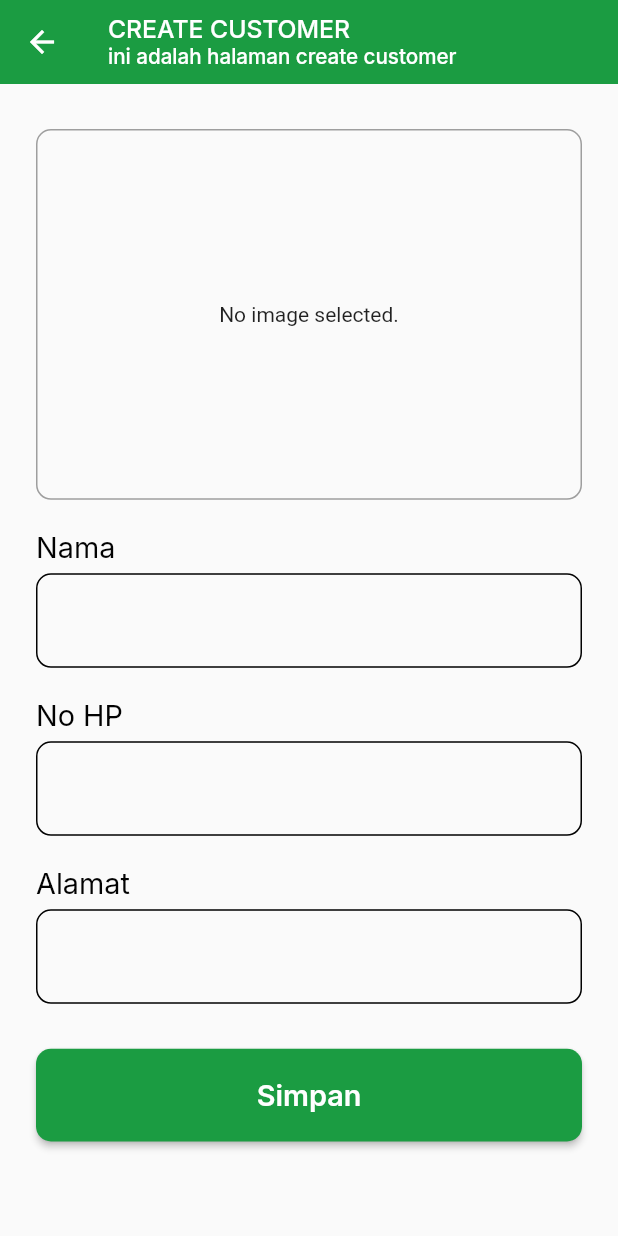
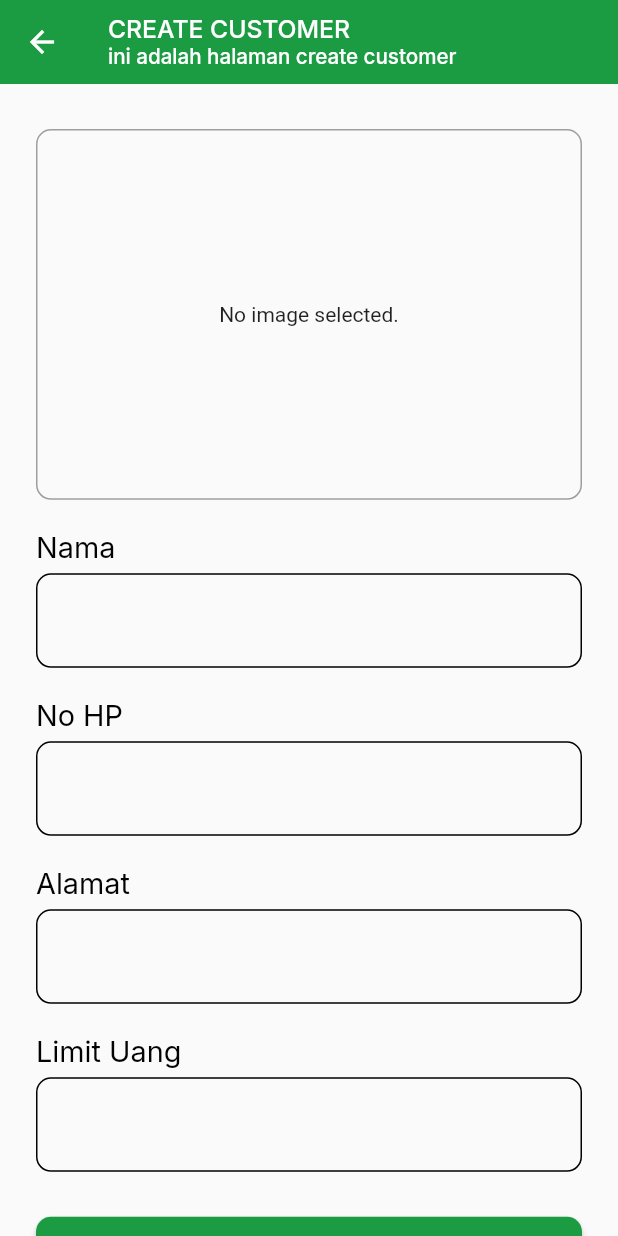
Before and after one commit to jayasaputra12/kasir, a Flutter app: the AddCustomerPage screen opened directly, after a tap on "Simpan", on a phone screen of 412 x 824 dp. Run offline on Flutter 3.47's test engine with Material 2 defaults, Android fonts, the phone set to English and light mode, and no system bars; drawn by our look-alikes of loader_overlay; our stand-ins replace bloc, equatable, flutter_bloc, flutter_spinkit, flutter_svg, google_fonts and 5 more; missing offline and left inert: dropdown_search2, flutter_barcode_scanner; accounts and stored records are empty; project files that could hold a hidden picture were left out.

Commit message:
feat:[MJ]add field for customer and transaction

```diff
--- a/lib/pages/customer/add_customer_page.dart
+++ b/lib/pages/customer/add_customer_page.dart
@@ -23,6 +23,7 @@ class _AddCustomerPageState extends State<AddCustomerPage> {
   final TextEditingController _namaController = TextEditingController();
   final TextEditingController _nohpController = TextEditingController();
   final TextEditingController _alamatController = TextEditingController();
+  final TextEditingController _uangController = TextEditingController();
   File? _image;
   bool _isLoading = false;
   @override
@@ -109,6 +110,11 @@ class _AddCustomerPageState extends State<AddCustomerPage> {
               label: 'Alamat',
               controller: _alamatController,
             ),
+            const SizedBox(height: 20),
+            TextFieldCustom(
+              label: 'Limit Uang',
+              controller: _uangController,
+            ),
             const SizedBox(height: 30),
             BtnPrimary(
               txtBtn: 'Simpan',
@@ -116,10 +122,12 @@ class _AddCustomerPageState extends State<AddCustomerPage> {
                 context.loaderOverlay.show();
                 CustomerRepository()
                     .createCustomer(
-                        nama: _namaController.text,
-                        nohp: _nohpController.text,
-                        alamat: _alamatController.text,
-                        photoKtp: _image!)
+                      nama: _namaController.text,
+                      nohp: _nohpController.text,
+                      alamat: _alamatController.text,
+                      photoKtp: _image!,
+                      limitMoney: _uangController.text,
+                    )
                     .then((value) => {
                           context.loaderOverlay.hide(),
                           if (value.meta!.code == 200)
--- a/lib/pages/product/detail_product.dart
+++ b/lib/pages/product/detail_product.dart
@@ -117,7 +117,9 @@ class _DetailProductPageState extends State<DetailProductPage> {
               ),
               child: Center(
                 child: Text(
-                  "KATEGORI - ${widget.data!.category!.nameCategory}",
+                  widget.data!.category != null
+                      ? "KATEGORI - ${widget.data!.category!.nameCategory}"
+                      : "KATEGORI - Tanpa Kategori",
                   style: GoogleFonts.inter(
                     fontSize: 10.sp,
                     color: Colors.white,
--- a/lib/repositories/customer/customer_repository.dart
+++ b/lib/repositories/customer/customer_repository.dart
@@ -13,7 +13,8 @@ class CustomerRepository implements BaseCustomerRepositories {
       {required String nama,
       required String nohp,
       required String alamat,
-      required File photoKtp}) async {
+      required File photoKtp,
+      required String limitMoney}) async {
     Map<String, String> headers = {
       'Content-Type': 'multipart/form-data',
     };
@@ -24,6 +25,8 @@ class CustomerRepository implements BaseCustomerRepositories {
         'name_customer': nama,
         'phone': nohp,
         'address': alamat,
+        'activate':'aktif',
+        'limit_money': limitMoney,
       })
       ..files
           .add(await http.MultipartFile.fromPath('photo_ktp', photoKtp.path));
--- a/lib/widget/product_card.dart
+++ b/lib/widget/product_card.dart
@@ -61,7 +61,9 @@ class ProductCard extends StatelessWidget {
                 ),
                 const SizedBox(height: 5),
                 Text(
-                  data!.category != null ? data!.category!.nameCategory! : "",
+                  data!.category != null
+                      ? data!.category!.nameCategory!
+                      : "Tanpa Kategori",
                   style: GoogleFonts.inter(
                     fontSize: 12.sp,
                     color: const Color(0xff8D92A3),
```
Also changed, not shown: lib/pages/navigation/cart/checkout_page.dart (+21 -6 lines), lib/pages/product/all_product_new.dart (+35 -2 lines), lib/pages/transaksi/transaki_page.dart (+13 -1 lines).
